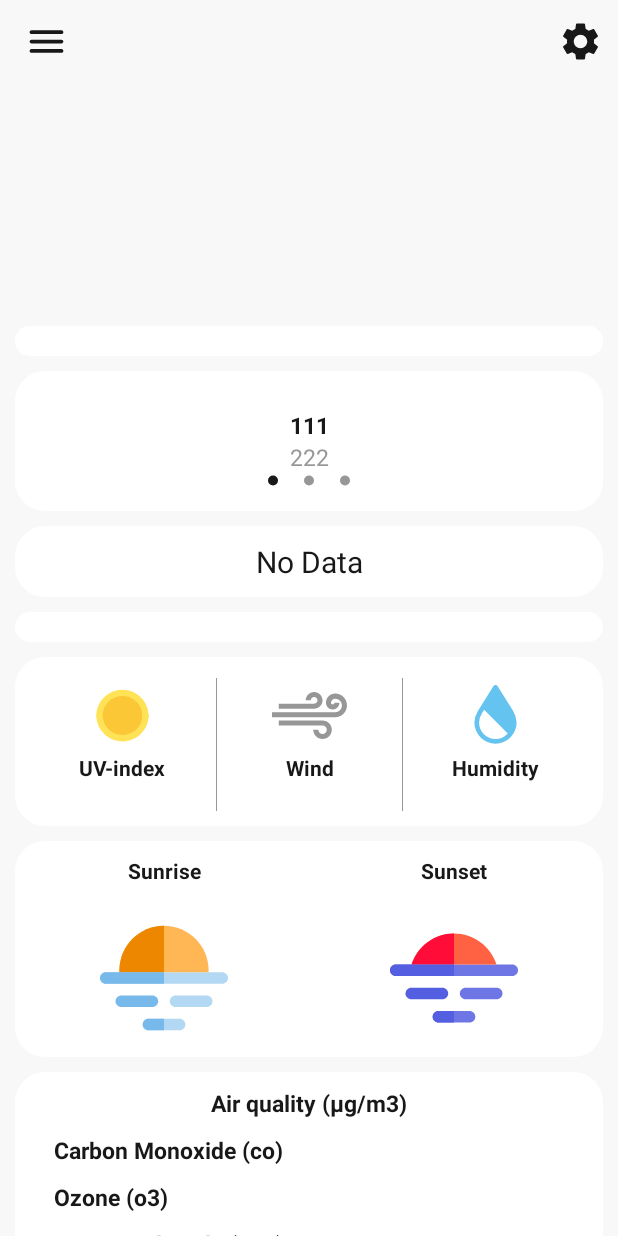
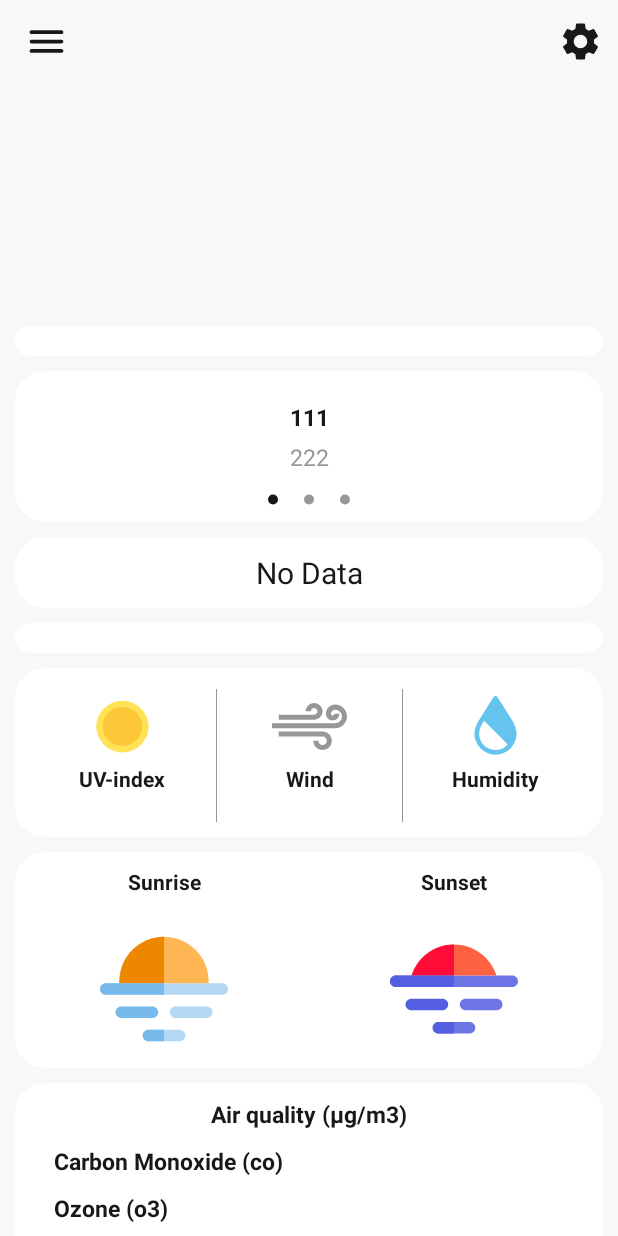
Before and after one commit to vmusatov/WeatherApp, an Android app: the screen it shows after launch (MainActivity), on a phone screen of 412 x 824 dp. Run offline under Robolectric (Android 15) with nearby library versions, the phone set to English and light mode, and no system bars; our stand-ins replace Picasso, Room's generated code, RxJava; pictures from the network do not load; 1 statement that could not run was skipped.

Commit message:
fix weather notifications block

```diff
--- a/app/src/main/res/layout/block_notifications.xml
+++ b/app/src/main/res/layout/block_notifications.xml
@@ -2,6 +2,7 @@
 <LinearLayout xmlns:android="http://schemas.android.com/apk/res/android"
     xmlns:app="http://schemas.android.com/apk/res-auto"
     style="@style/formContentBlock"
+    android:foreground="@drawable/form_shadow"
     android:orientation="vertical">
 
     <androidx.viewpager2.widget.ViewPager2
@@ -13,7 +14,7 @@
         android:id="@+id/tab_layout"
         android:layout_width="match_parent"
         android:layout_height="10dp"
-        android:layout_marginTop="-15dp"
+        android:layout_marginTop="-7dp"
         app:tabBackground="@drawable/tab_selector"
         android:background="#00FF0000"
         app:tabGravity="center"
--- a/app/src/main/res/layout/item_weather_notification.xml
+++ b/app/src/main/res/layout/item_weather_notification.xml
@@ -3,7 +3,8 @@
     xmlns:app="http://schemas.android.com/apk/res-auto"
     android:layout_width="match_parent"
     android:layout_height="match_parent"
-    android:padding="@dimen/app_large_padding">
+    android:layout_marginTop="@dimen/app_margin"
+    android:layout_marginBottom="@dimen/app_medium_margin">
 
     <TextView
         android:id="@+id/title"
@@ -23,6 +24,7 @@
         android:maxLines="1"
         android:textColor="?attr/colorSecondaryVariant"
         android:textSize="@dimen/small_text"
+        android:layout_marginTop="@dimen/app_small_margin"
         app:layout_constraintEnd_toEndOf="parent"
         app:layout_constraintStart_toStartOf="parent"
         app:layout_constraintTop_toBottomOf="@id/title" />
--- a/app/src/main/res/values/dimens.xml
+++ b/app/src/main/res/values/dimens.xml
@@ -3,6 +3,7 @@
     <dimen name="app_margin">10dp</dimen>
     <dimen name="app_very_small_margin">3dp</dimen>
     <dimen name="app_small_margin">5dp</dimen>
+    <dimen name="app_medium_margin">20dp</dimen>
     <dimen name="app_large_margin">30dp</dimen>
 
     <dimen name="app_small_padding">5dp</dimen>
```
